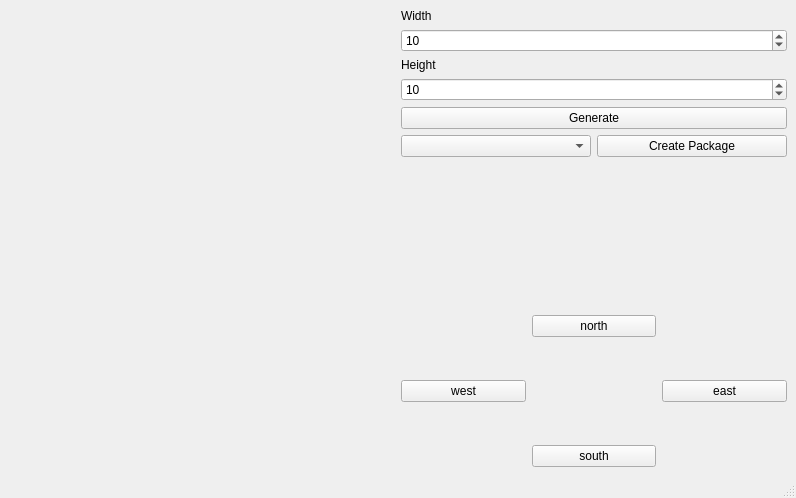
Qt form amazon/mainwindow.ui (fairynoxx/warehouse) before a commit.
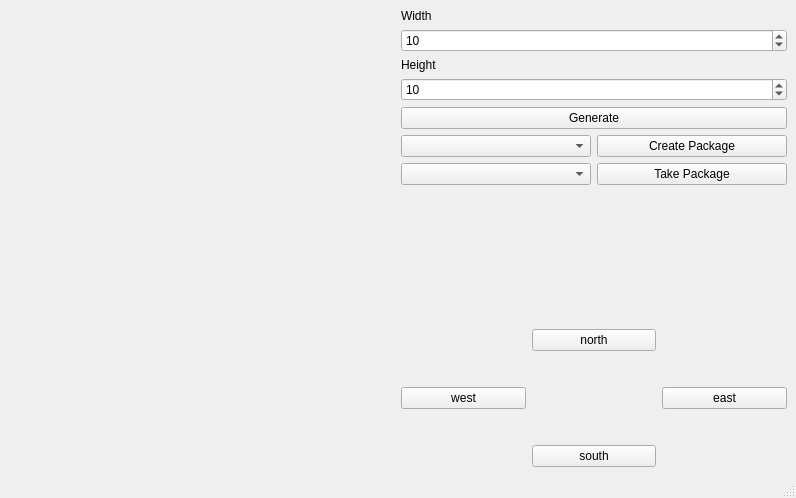
The same form after that commit.

```diff
--- a/amazon/mainwindow.ui
+++ b/amazon/mainwindow.ui
@@ -72,6 +72,16 @@
           <item row="0" column="0">
            <widget class="QComboBox" name="comboBoxPackageType"/>
           </item>
+          <item row="1" column="0">
+           <widget class="QComboBox" name="comboBoxAvailablePackages"/>
+          </item>
+          <item row="1" column="1">
+           <widget class="QPushButton" name="buttonTakePackage">
+            <property name="text">
+             <string>Take Package</string>
+            </property>
+           </widget>
+          </item>
          </layout>
         </item>
         <item>
```
